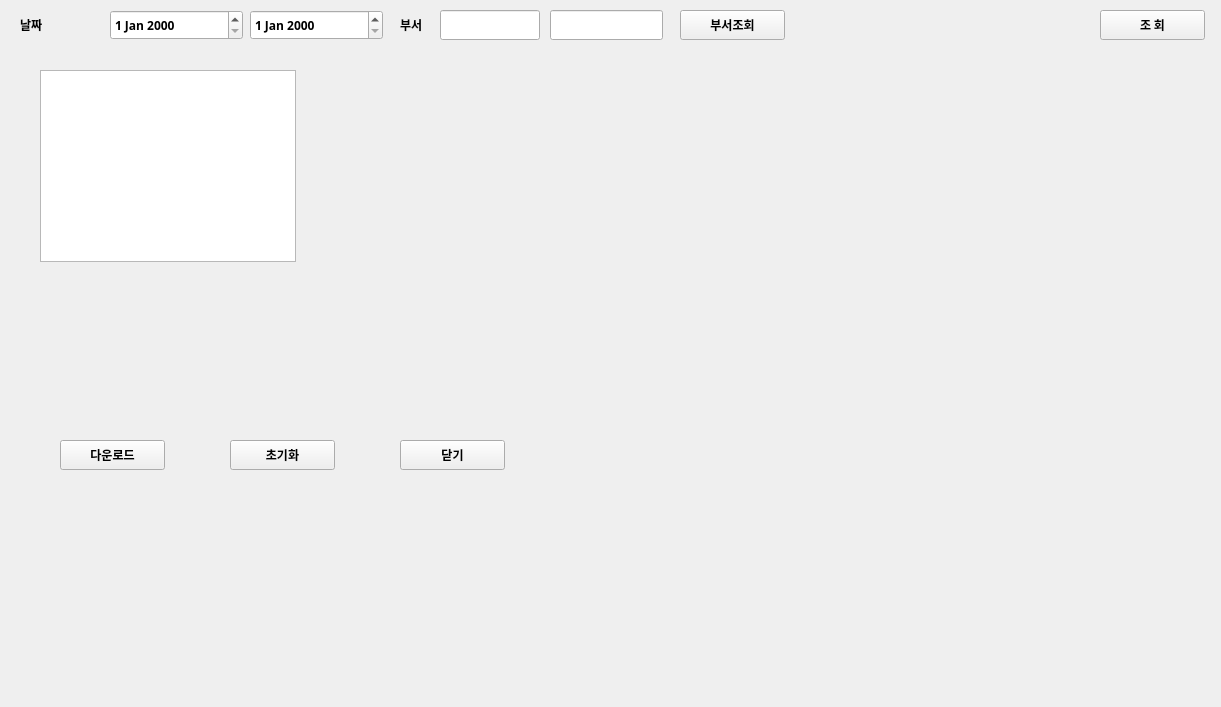
Qt form ui/total_overtime.ui (RaineyLee/dooch_mes_v1.2) before a commit.
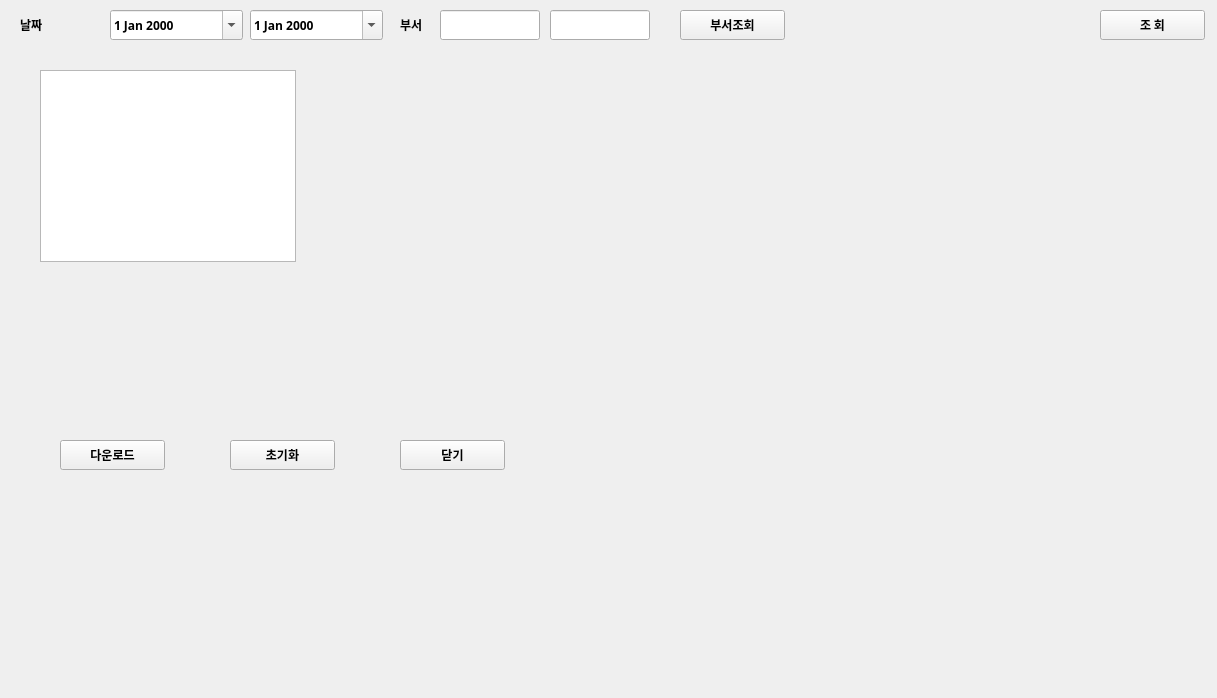
The same form after that commit.

```diff
--- a/ui/total_overtime.ui
+++ b/ui/total_overtime.ui
@@ -6,8 +6,8 @@
    <rect>
     <x>0</x>
     <y>0</y>
-    <width>1221</width>
-    <height>707</height>
+    <width>1217</width>
+    <height>698</height>
    </rect>
   </property>
   <property name="windowTitle">
@@ -63,6 +63,9 @@
      <bold>true</bold>
     </font>
    </property>
+   <property name="calendarPopup">
+    <bool>true</bool>
+   </property>
   </widget>
   <widget class="QDateEdit" name="date_select_2">
    <property name="geometry">
@@ -87,6 +90,9 @@
      <bold>true</bold>
     </font>
    </property>
+   <property name="calendarPopup">
+    <bool>true</bool>
+   </property>
   </widget>
   <widget class="QLabel" name="lbl_dept">
    <property name="geometry">
@@ -295,7 +301,7 @@
     <rect>
      <x>550</x>
      <y>10</y>
-     <width>113</width>
+     <width>100</width>
      <height>30</height>
     </rect>
    </property>
@@ -305,6 +311,25 @@
      <height>30</height>
     </size>
    </property>
+   <property name="maximumSize">
+    <size>
+     <width>100</width>
+     <height>16777215</height>
+    </size>
+   </property>
+   <property name="font">
+    <font>
+     <family>맑은 고딕</family>
+     <weight>75</weight>
+     <bold>true</bold>
+    </font>
+   </property>
+   <property name="layoutDirection">
+    <enum>Qt::LeftToRight</enum>
+   </property>
+   <property name="alignment">
+    <set>Qt::AlignCenter</set>
+   </property>
   </widget>
  </widget>
  <resources/>
```
Left out of the diff: 3 changed lines with no effect on the pictures.
